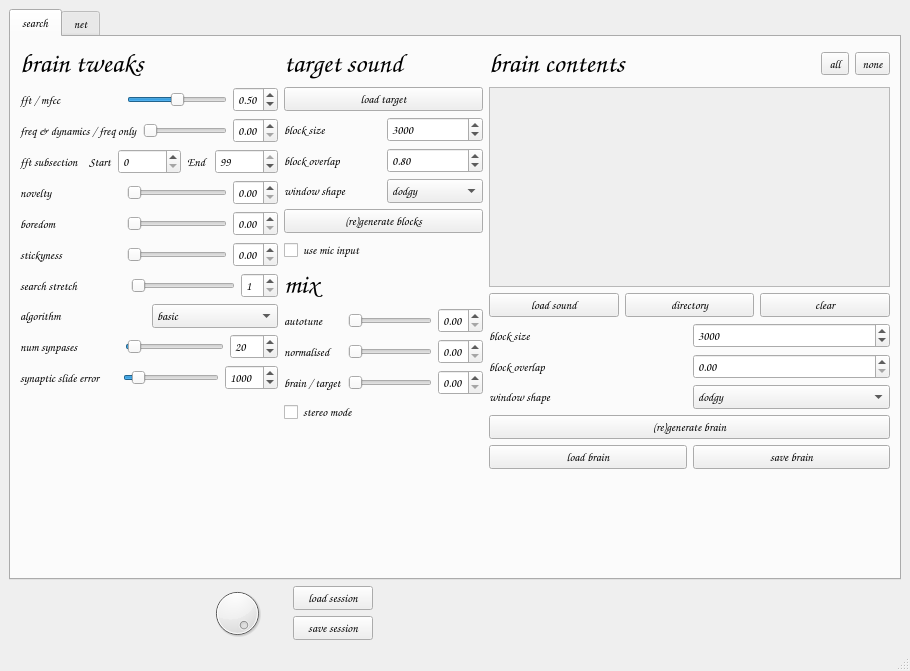
First picture: the form in samplebrain/interface/samplebrain.ui, repository aeiouaeiouaeiouaeiouaeiouaeiou/samplebrain, before the edit.
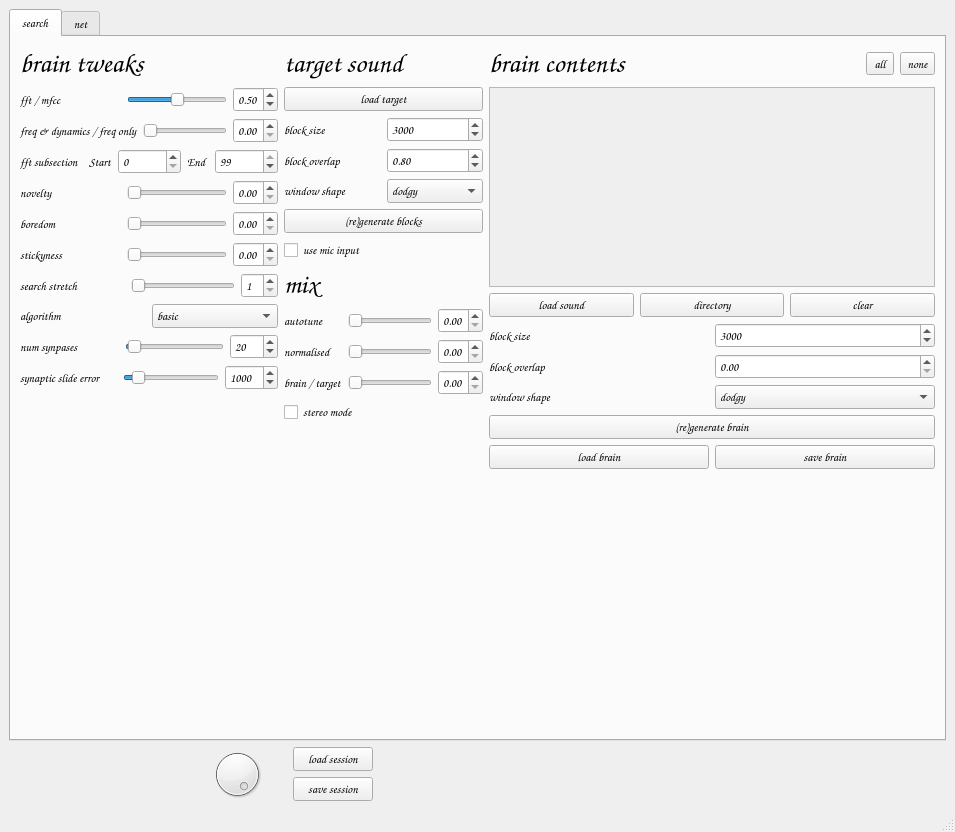
Second picture: the form after the edit. Icons and pictures are not drawn.

The edit to the form file:
```diff
--- a/samplebrain/interface/samplebrain.ui
+++ b/samplebrain/interface/samplebrain.ui
@@ -6,8 +6,8 @@
    <rect>
     <x>0</x>
     <y>0</y>
-    <width>910</width>
-    <height>671</height>
+    <width>955</width>
+    <height>832</height>
    </rect>
   </property>
   <property name="windowTitle">
@@ -1145,7 +1145,7 @@
               <rect>
                <x>0</x>
                <y>0</y>
-               <width>284</width>
+               <width>322</width>
                <height>198</height>
               </rect>
              </property>
```
